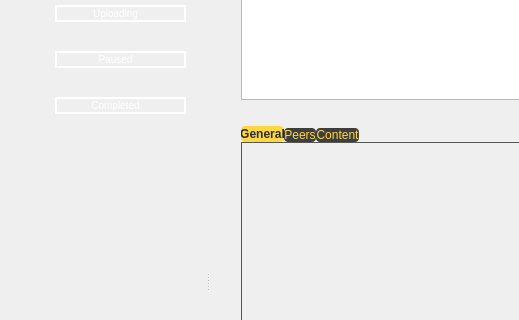
alph853/torrent-like-application, file client/main.ui: the form before one commit; both pictures show x 0 to 519 and y 168 to 488 of the 1211 by 900 pixel window.
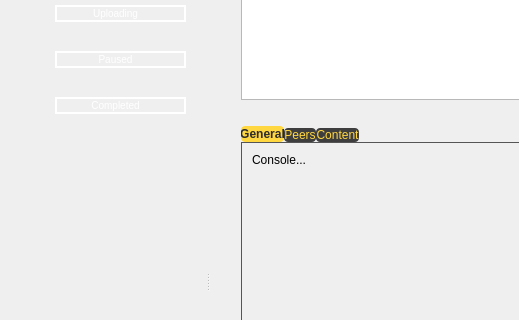
The form after the commit.

The edit to the form file:
```diff
--- a/client/main.ui
+++ b/client/main.ui
@@ -169,6 +169,11 @@
        <attribute name="title">
         <string>General</string>
        </attribute>
+        <widget class="QLabel" name="label_general">
+    <property name="text">
+        <string>Console...</string>
+    </property>
+</widget>
       </widget>
       <widget class="QWidget" name="tab_6">
       
```
